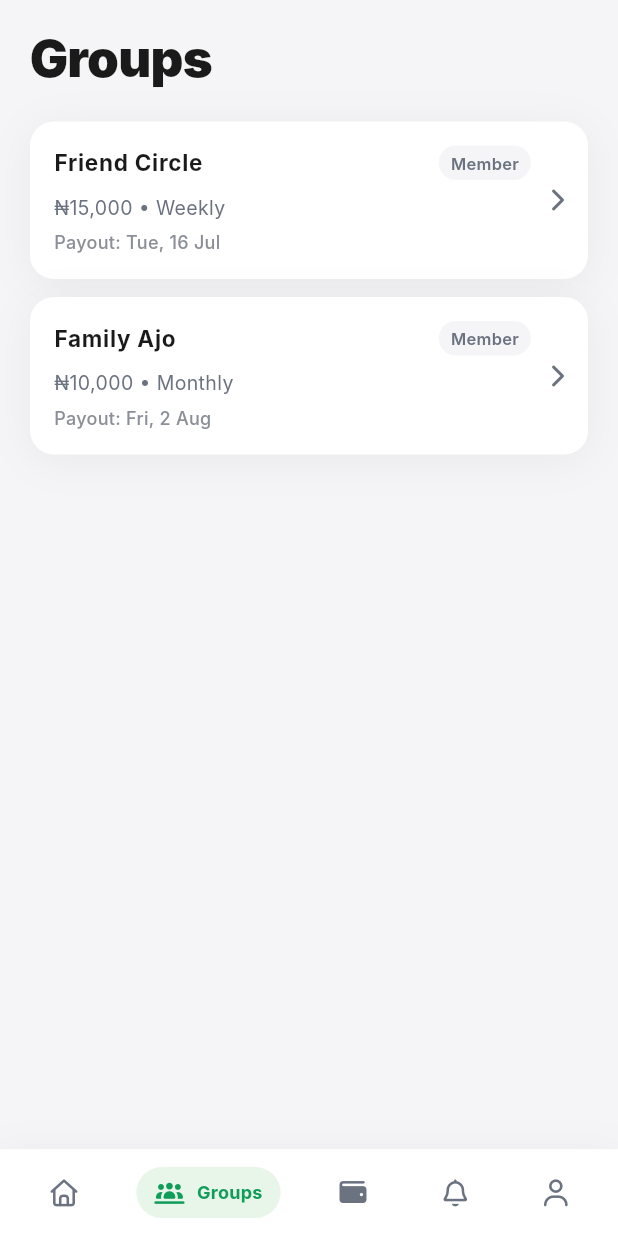
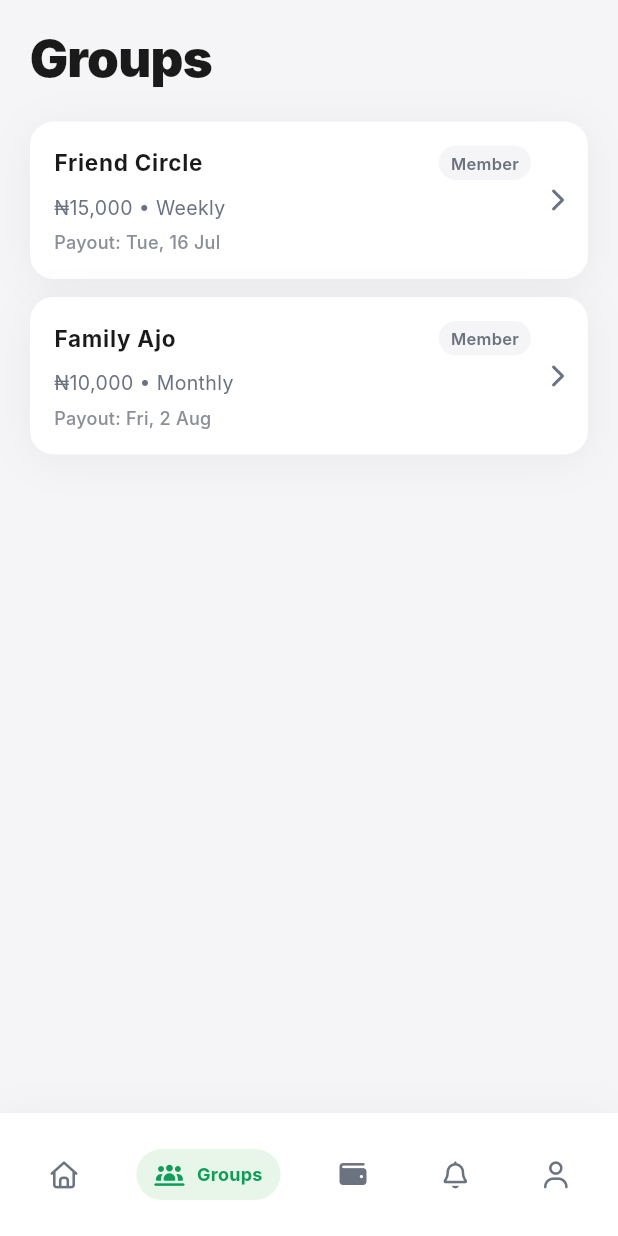
Before and after one commit to Melieslabs/Ajo-Nation, a Flutter app: the screen it shows after launch, after a tap on "Skip to demo", after a tap on "See all", on a phone screen of 412 x 824 dp. Run offline on Flutter 3.47's test engine with Material 3 defaults, Android fonts, the phone set to English and light mode, and no system bars; our stand-ins replace font_awesome_flutter; Roboto replaces fonts that are missing (Inter).

Commit message:
Stable v2

```diff
--- a/lib/features/admin/screens/admin_group_detail_screen.dart
+++ b/lib/features/admin/screens/admin_group_detail_screen.dart
@@ -49,7 +49,7 @@ class AdminGroupDetailScreen extends StatelessWidget {
             ),
             const SizedBox(height: AppTheme.spacing12),
             const MemberListTile(
-              name: 'Amina Musa',
+              name: 'Emelie Him',
               initials: 'AM',
               status: StatusVariant.paid,
             ),
--- a/lib/features/auth/screens/sign_up_screen.dart
+++ b/lib/features/auth/screens/sign_up_screen.dart
@@ -93,7 +93,7 @@ class _SignUpScreenState extends State<SignUpScreen> {
                         _phoneError,
                         _passwordError,
                       ].whereType<String>().join('\n'),
-                      style: const TextStyle(color: AppTheme.primary),
+                      style: TextStyle(color: AppTheme.primary),
                     ),
                   ),
                 const SizedBox(height: AppTheme.spacing24),
--- a/lib/features/auth/screens/splash_screen.dart
+++ b/lib/features/auth/screens/splash_screen.dart
@@ -21,7 +21,7 @@ class SplashScreen extends StatelessWidget {
                 color: AppTheme.accent,
                 borderRadius: BorderRadius.circular(AppTheme.radius16),
               ),
-              child: const Icon(
+              child: Icon(
                 Icons.savings_outlined,
                 size: 64,
                 color: AppTheme.primary,
--- a/lib/features/groups/screens/group_detail_screen.dart
+++ b/lib/features/groups/screens/group_detail_screen.dart
@@ -53,8 +53,7 @@ class GroupDetailScreen extends StatelessWidget {
                 children: [
                   Row(
                     children: [
-                      const Icon(Icons.circle_outlined,
-                          color: AppTheme.primary),
+                      Icon(Icons.circle_outlined, color: AppTheme.primary),
                       const SizedBox(width: AppTheme.spacing8),
                       Text(
                         'Cycle progress',
@@ -71,7 +70,7 @@ class GroupDetailScreen extends StatelessWidget {
                     ),
                     child: Row(
                       children: [
-                        const CircleAvatar(
+                        CircleAvatar(
                           radius: 32,
                           backgroundColor: AppTheme.primary,
                           child: Text(
--- a/lib/widgets/app_bottom_nav.dart
+++ b/lib/widgets/app_bottom_nav.dart
@@ -49,7 +49,7 @@ class AppBottomNav extends StatelessWidget {
         boxShadow: AppTheme.cardShadow,
       ),
       padding: const EdgeInsets.symmetric(
-        vertical: AppTheme.spacing12,
+        vertical: AppTheme.spacing24,
         horizontal: AppTheme.spacing8,
       ),
       child: Row(
--- a/lib/widgets/fintech_card.dart
+++ b/lib/widgets/fintech_card.dart
@@ -6,17 +6,17 @@ class FintechCard extends StatelessWidget {
   const FintechCard({
     super.key,
     required this.child,
-    this.color = AppTheme.surface,
+    this.color,
   });
 
   final Widget child;
-  final Color color;
+  final Color? color;
 
   @override
   Widget build(BuildContext context) {
     return Container(
       decoration: BoxDecoration(
-        color: color,
+        color: color ?? AppTheme.surface,
         borderRadius: BorderRadius.circular(AppTheme.radius24),
         boxShadow: AppTheme.cardShadow,
       ),
--- a/lib/widgets/secondary_button.dart
+++ b/lib/widgets/secondary_button.dart
@@ -19,7 +19,7 @@ class SecondaryButton extends StatelessWidget {
       child: OutlinedButton(
         style: OutlinedButton.styleFrom(
           padding: const EdgeInsets.symmetric(vertical: AppTheme.spacing16),
-          side: const BorderSide(color: AppTheme.primary),
+          side:  BorderSide(color: AppTheme.primary),
           shape: RoundedRectangleBorder(
             borderRadius: BorderRadius.circular(AppTheme.radius20),
           ),
@@ -27,7 +27,7 @@ class SecondaryButton extends StatelessWidget {
         onPressed: onPressed,
         child: Text(
           label,
-          style: const TextStyle(
+          style: TextStyle(
             fontSize: 15,
             fontWeight: FontWeight.w600,
             color: AppTheme.textPrimary,
```
